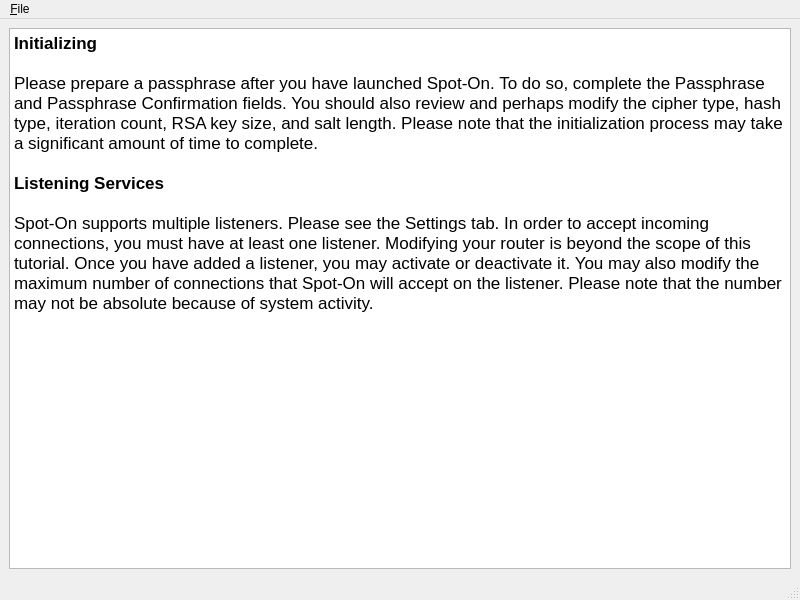
Above: UI/docviewer.ui from xloem/spot-on-svn before the change. Below: the same form after it.
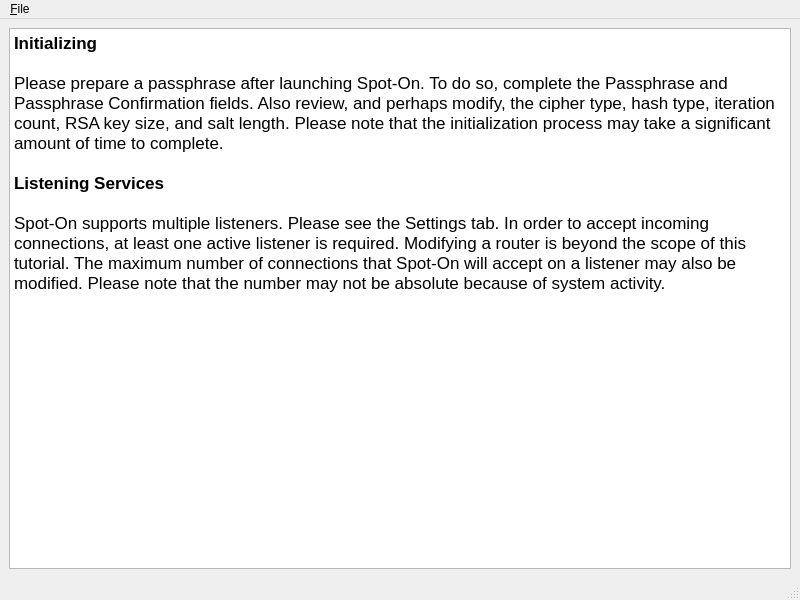
That is the form after the change. Icons and pictures are not drawn.

The edit to the form file:
```diff
--- a/UI/docviewer.ui
+++ b/UI/docviewer.ui
@@ -25,15 +25,15 @@
        <string>&lt;!DOCTYPE HTML PUBLIC &quot;-//W3C//DTD HTML 4.0//EN&quot; &quot;http://www.w3.org/TR/REC-html40/strict.dtd&quot;&gt;
 &lt;html&gt;&lt;head&gt;&lt;meta name=&quot;qrichtext&quot; content=&quot;1&quot; /&gt;&lt;style type=&quot;text/css&quot;&gt;
 p, li { white-space: pre-wrap; }
-&lt;/style&gt;&lt;/head&gt;&lt;body style=&quot; font-family:'Lucida Grande'; font-size:13pt; font-weight:400; font-style:normal;&quot;&gt;
-&lt;p style=&quot; margin-top:0px; margin-bottom:0px; margin-left:0px; margin-right:0px; -qt-block-indent:0; text-indent:0px;&quot;&gt;&lt;span style=&quot; font-weight:600;&quot;&gt;Initializing&lt;/span&gt;&lt;/p&gt;
-&lt;p style=&quot;-qt-paragraph-type:empty; margin-top:0px; margin-bottom:0px; margin-left:0px; margin-right:0px; -qt-block-indent:0; text-indent:0px;&quot;&gt;&lt;br /&gt;&lt;/p&gt;
-&lt;p style=&quot; margin-top:0px; margin-bottom:0px; margin-left:0px; margin-right:0px; -qt-block-indent:0; text-indent:0px;&quot;&gt;Please prepare a passphrase after you have launched Spot-On. To do so, complete the Passphrase and Passphrase Confirmation fields. You should also review and perhaps modify the cipher type, hash type, iteration count, RSA key size, and salt length. Please note that the initialization process may take a significant amount of time to complete.&lt;/p&gt;
-&lt;p style=&quot;-qt-paragraph-type:empty; margin-top:0px; margin-bottom:0px; margin-left:0px; margin-right:0px; -qt-block-indent:0; text-indent:0px;&quot;&gt;&lt;br /&gt;&lt;/p&gt;
-&lt;p style=&quot; margin-top:0px; margin-bottom:0px; margin-left:0px; margin-right:0px; -qt-block-indent:0; text-indent:0px;&quot;&gt;&lt;span style=&quot; font-weight:600;&quot;&gt;Listening Services&lt;/span&gt;&lt;/p&gt;
-&lt;p style=&quot;-qt-paragraph-type:empty; margin-top:0px; margin-bottom:0px; margin-left:0px; margin-right:0px; -qt-block-indent:0; text-indent:0px;&quot;&gt;&lt;br /&gt;&lt;/p&gt;
-&lt;p style=&quot; margin-top:0px; margin-bottom:0px; margin-left:0px; margin-right:0px; -qt-block-indent:0; text-indent:0px;&quot;&gt;Spot-On supports multiple listeners. Please see the Settings tab. In order to accept incoming connections, you must have at least one listener. Modifying your router is beyond the scope of this tutorial. Once you have added a listener, you may activate or deactivate it. You may also modify the maximum number of connections that Spot-On will accept on the listener. Please note that the number may not be absolute because of system activity.&lt;/p&gt;
-&lt;p style=&quot;-qt-paragraph-type:empty; margin-top:0px; margin-bottom:0px; margin-left:0px; margin-right:0px; -qt-block-indent:0; text-indent:0px;&quot;&gt;&lt;br /&gt;&lt;/p&gt;&lt;/body&gt;&lt;/html&gt;</string>
+&lt;/style&gt;&lt;/head&gt;&lt;body style=&quot; font-family:'Sans'; font-size:10pt; font-weight:400; font-style:normal;&quot;&gt;
+&lt;p style=&quot; margin-top:0px; margin-bottom:0px; margin-left:0px; margin-right:0px; -qt-block-indent:0; text-indent:0px;&quot;&gt;&lt;span style=&quot; font-family:'Lucida Grande'; font-size:13pt; font-weight:600;&quot;&gt;Initializing&lt;/span&gt;&lt;/p&gt;
+&lt;p style=&quot;-qt-paragraph-type:empty; margin-top:0px; margin-bottom:0px; margin-left:0px; margin-right:0px; -qt-block-indent:0; text-indent:0px; font-family:'Lucida Grande'; font-size:13pt;&quot;&gt;&lt;br /&gt;&lt;/p&gt;
+&lt;p style=&quot; margin-top:0px; margin-bottom:0px; margin-left:0px; margin-right:0px; -qt-block-indent:0; text-indent:0px;&quot;&gt;&lt;span style=&quot; font-family:'Lucida Grande'; font-size:13pt;&quot;&gt;Please prepare a passphrase after launching Spot-On. To do so, complete the Passphrase and Passphrase Confirmation fields. Also review, and perhaps modify, the cipher type, hash type, iteration count, RSA key size, and salt length. Please note that the initialization process may take a significant amount of time to complete.&lt;/span&gt;&lt;/p&gt;
+&lt;p style=&quot;-qt-paragraph-type:empty; margin-top:0px; margin-bottom:0px; margin-left:0px; margin-right:0px; -qt-block-indent:0; text-indent:0px; font-family:'Lucida Grande'; font-size:13pt;&quot;&gt;&lt;br /&gt;&lt;/p&gt;
+&lt;p style=&quot; margin-top:0px; margin-bottom:0px; margin-left:0px; margin-right:0px; -qt-block-indent:0; text-indent:0px;&quot;&gt;&lt;span style=&quot; font-family:'Lucida Grande'; font-size:13pt; font-weight:600;&quot;&gt;Listening Services&lt;/span&gt;&lt;/p&gt;
+&lt;p style=&quot;-qt-paragraph-type:empty; margin-top:0px; margin-bottom:0px; margin-left:0px; margin-right:0px; -qt-block-indent:0; text-indent:0px; font-family:'Lucida Grande'; font-size:13pt;&quot;&gt;&lt;br /&gt;&lt;/p&gt;
+&lt;p style=&quot; margin-top:0px; margin-bottom:0px; margin-left:0px; margin-right:0px; -qt-block-indent:0; text-indent:0px;&quot;&gt;&lt;span style=&quot; font-family:'Lucida Grande'; font-size:13pt;&quot;&gt;Spot-On supports multiple listeners. Please see the Settings tab. In order to accept incoming connections, at least one active listener is required. Modifying a router is beyond the scope of this tutorial. The maximum number of connections that Spot-On will accept on a listener may also be modified. Please note that the number may not be absolute because of system activity.&lt;/span&gt;&lt;/p&gt;
+&lt;p style=&quot;-qt-paragraph-type:empty; margin-top:0px; margin-bottom:0px; margin-left:0px; margin-right:0px; -qt-block-indent:0; text-indent:0px; font-family:'Lucida Grande'; font-size:13pt;&quot;&gt;&lt;br /&gt;&lt;/p&gt;&lt;/body&gt;&lt;/html&gt;</string>
       </property>
      </widget>
     </item>
```
Left out of the diff: 2 changed lines with no effect on the pictures.
